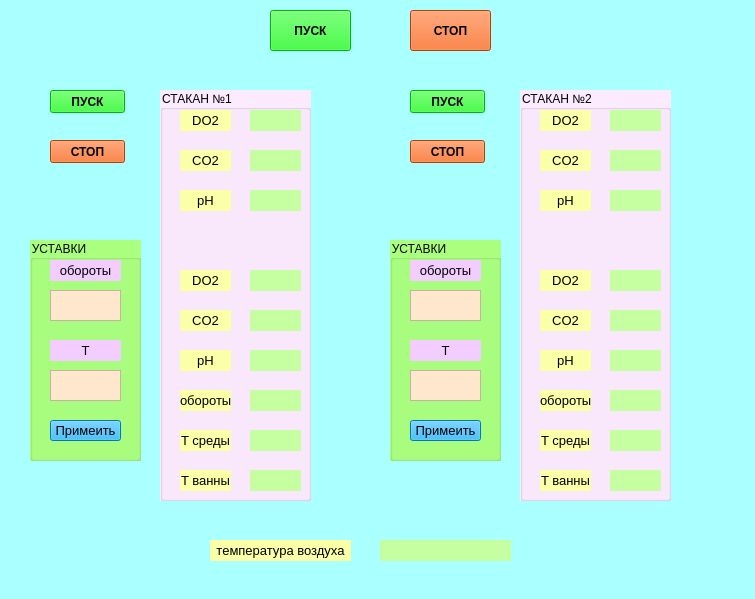
MiklSiv/stend_KillSheik, file stend.ui: the form before one commit.
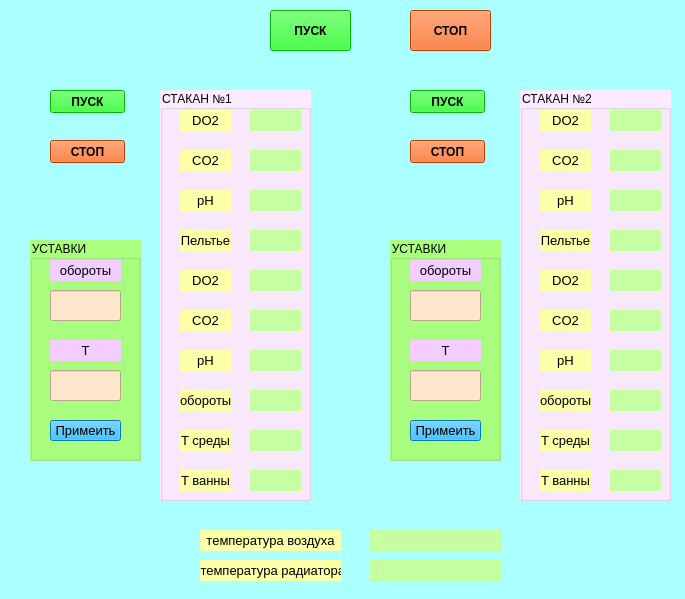
The form after the commit.

The edit to the form file:
```diff
--- a/stend.ui
+++ b/stend.ui
@@ -6,7 +6,7 @@
    <rect>
     <x>0</x>
     <y>0</y>
-    <width>755</width>
+    <width>685</width>
     <height>599</height>
    </rect>
   </property>
@@ -171,11 +171,11 @@
       <string>Примеить</string>
      </property>
     </widget>
-    <widget class="QTextBrowser" name="textBrowser">
+    <widget class="QLineEdit" name="textBrowser_2">
      <property name="geometry">
       <rect>
        <x>20</x>
-       <y>130</y>
+       <y>50</y>
        <width>71</width>
        <height>31</height>
       </rect>
@@ -184,11 +184,11 @@
       <string notr="true">background-color: rgb(255, 231, 206);</string>
      </property>
     </widget>
-    <widget class="QTextBrowser" name="textBrowser_2">
+    <widget class="QLineEdit" name="textBrowser_5">
      <property name="geometry">
       <rect>
        <x>20</x>
-       <y>50</y>
+       <y>130</y>
        <width>71</width>
        <height>31</height>
       </rect>
@@ -247,8 +247,8 @@
    <widget class="QLabel" name="parametr_temp_vozdyha">
     <property name="geometry">
      <rect>
-      <x>380</x>
-      <y>540</y>
+      <x>370</x>
+      <y>530</y>
       <width>131</width>
       <height>21</height>
      </rect>
@@ -275,8 +275,8 @@
    <widget class="QLabel" name="nadpis_temp_vozdyha">
     <property name="geometry">
      <rect>
-      <x>210</x>
-      <y>540</y>
+      <x>200</x>
+      <y>530</y>
       <width>141</width>
       <height>21</height>
      </rect>
@@ -955,6 +955,72 @@
       <set>Qt::AlignCenter</set>
      </property>
     </widget>
+    <widget class="QLabel" name="nadpis_Pelte_1">
+     <property name="geometry">
+      <rect>
+       <x>20</x>
+       <y>140</y>
+       <width>51</width>
+       <height>21</height>
+      </rect>
+     </property>
+     <property name="font">
+      <font>
+       <pointsize>10</pointsize>
+      </font>
+     </property>
+     <property name="mouseTracking">
+      <bool>false</bool>
+     </property>
+     <property name="focusPolicy">
+      <enum>Qt::StrongFocus</enum>
+     </property>
+     <property name="layoutDirection">
+      <enum>Qt::LeftToRight</enum>
+     </property>
+     <property name="styleSheet">
+      <string notr="true">background-color: rgb(251, 255, 167);</string>
+     </property>
+     <property name="text">
+      <string>Пельтье</string>
+     </property>
+     <property name="alignment">
+      <set>Qt::AlignCenter</set>
+     </property>
+    </widget>
+    <widget class="QLabel" name="parametr_Pelte_1">
+     <property name="geometry">
+      <rect>
+       <x>90</x>
+       <y>140</y>
+       <width>51</width>
+       <height>21</height>
+      </rect>
+     </property>
+     <property name="font">
+      <font>
+       <pointsize>10</pointsize>
+      </font>
+     </property>
+     <property name="mouseTracking">
+      <bool>false</bool>
+     </property>
+     <property name="focusPolicy">
+      <enum>Qt::StrongFocus</enum>
+     </property>
+     <property name="layoutDirection">
+      <enum>Qt::LeftToRight</enum>
+     </property>
+     <property name="styleSheet">
+      <string notr="true">background-color: rgb(197, 255, 161);</string>
+     </property>
+     <property name="text">
+      <string/>
+     </property>
+     <property name="alignment">
+      <set>Qt::AlignCenter</set>
+     </property>
+    </widget>
    </widget>
    <widget class="QGroupBox" name="groupBox__ystavki2">
     <property name="geometry">
@@ -1058,7 +1124,7 @@
       <string>Примеить</string>
      </property>
     </widget>
-    <widget class="QTextBrowser" name="textBrowser_3">
+    <widget class="QLineEdit" name="textBrowser_3">
      <property name="geometry">
       <rect>
        <x>20</x>
@@ -1071,7 +1137,7 @@
       <string notr="true">background-color: rgb(255, 231, 206);</string>
      </property>
     </widget>
-    <widget class="QTextBrowser" name="textBrowser_4">
+    <widget class="QLineEdit" name="textBrowser_4">
      <property name="geometry">
       <rect>
        <x>20</x>
@@ -1694,6 +1760,133 @@
       <set>Qt::AlignCenter</set>
      </property>
     </widget>
+    <widget class="QLabel" name="parametr_Pelte_2">
+     <property name="geometry">
+      <rect>
+       <x>90</x>
+       <y>140</y>
+       <width>51</width>
+       <height>21</height>
+      </rect>
+     </property>
+     <property name="font">
+      <font>
+       <pointsize>10</pointsize>
+      </font>
+     </property>
+     <property name="mouseTracking">
+      <bool>false</bool>
+     </property>
+     <property name="focusPolicy">
+      <enum>Qt::StrongFocus</enum>
+     </property>
+     <property name="layoutDirection">
+      <enum>Qt::LeftToRight</enum>
+     </property>
+     <property name="styleSheet">
+      <string notr="true">background-color: rgb(197, 255, 161);</string>
+     </property>
+     <property name="text">
+      <string/>
+     </property>
+     <property name="alignment">
+      <set>Qt::AlignCenter</set>
+     </property>
+    </widget>
+    <widget class="QLabel" name="nadpis_Pelte_2">
+     <property name="geometry">
+      <rect>
+       <x>20</x>
+       <y>140</y>
+       <width>51</width>
+       <height>21</height>
+      </rect>
+     </property>
+     <property name="font">
+      <font>
+       <pointsize>10</pointsize>
+      </font>
+     </property>
+     <property name="mouseTracking">
+      <bool>false</bool>
+     </property>
+     <property name="focusPolicy">
+      <enum>Qt::StrongFocus</enum>
+     </property>
+     <property name="layoutDirection">
+      <enum>Qt::LeftToRight</enum>
+     </property>
+     <property name="styleSheet">
+      <string notr="true">background-color: rgb(251, 255, 167);</string>
+     </property>
+     <property name="text">
+      <string>Пельтье</string>
+     </property>
+     <property name="alignment">
+      <set>Qt::AlignCenter</set>
+     </property>
+    </widget>
+   </widget>
+   <widget class="QLabel" name="parametr_temp_radiatora">
+    <property name="geometry">
+     <rect>
+      <x>370</x>
+      <y>560</y>
+      <width>131</width>
+      <height>21</height>
+     </rect>
+    </property>
+    <property name="mouseTracking">
+     <bool>false</bool>
+    </property>
+    <property name="focusPolicy">
+     <enum>Qt::StrongFocus</enum>
+    </property>
+    <property name="layoutDirection">
+     <enum>Qt::LeftToRight</enum>
+    </property>
+    <property name="styleSheet">
+     <string notr="true">background-color: rgb(197, 255, 161);</string>
+    </property>
+    <property name="text">
+     <string/>
+    </property>
+    <property name="alignment">
+     <set>Qt::AlignCenter</set>
+    </property>
+   </widget>
+   <widget class="QLabel" name="nadpis_temp_radiatora">
+    <property name="geometry">
+     <rect>
+      <x>200</x>
+      <y>560</y>
+      <width>141</width>
+      <height>21</height>
+     </rect>
+    </property>
+    <property name="font">
+     <font>
+      <pointsize>10</pointsize>
+     </font>
+    </property>
+    <property name="mouseTracking">
+     <bool>false</bool>
+    </property>
+    <property name="focusPolicy">
+     <enum>Qt::StrongFocus</enum>
+    </property>
+    <property name="layoutDirection">
+     <enum>Qt::LeftToRight</enum>
+    </property>
+    <property name="styleSheet">
+     <string notr="true">background-color: rgb(251, 255, 167);</string>
+    </property>
+    <property name="text">
+     <string>температура радиатора</string>
+    </property>
+    <property name="alignment">
+     <set>Qt::AlignCenter</set>
+    </property>
    </widget>
   </widget>
  </widget>
```
Left out of the diff: 2 changed lines with no effect on the pictures.
